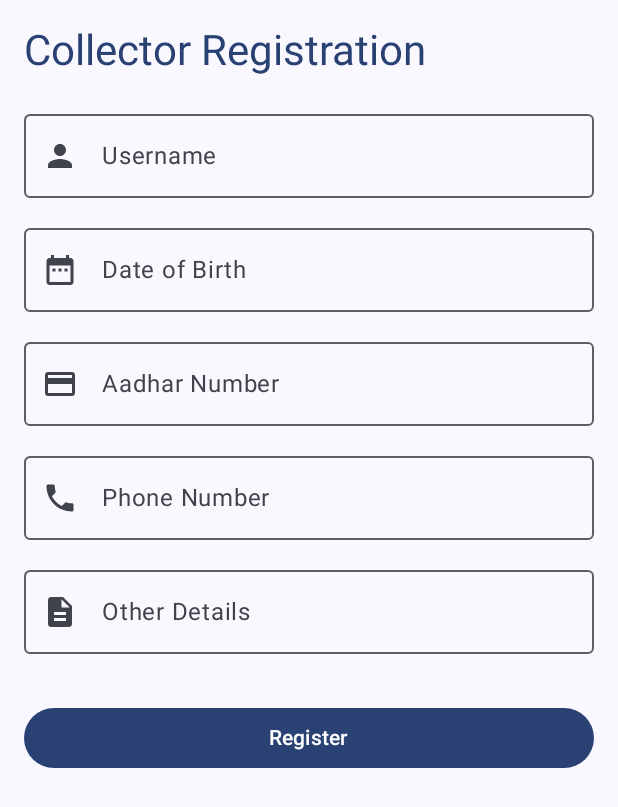
After one commit to Jaswanth994/Plastic-Radar, an Android app built with Jetpack Compose: the CollectorDetailsScreen screen opened through its navigation route, on a phone screen of 412 x 824 dp. The commit adds this screen. Shown: the top 807 px of the screen. Run offline under Robolectric (Android 15) with nearby library versions, the light colour scheme and no system bars; our stand-ins replace Firebase (no records; nobody signed in at launch, a user with empty details on screens opened directly), accompanist.

Commit message:
Added Edit option in Profile.. and fixed bug in Loc\ation

```diff
--- a/app/build.gradle.kts
+++ b/app/build.gradle.kts
@@ -67,6 +67,7 @@ dependencies {
     implementation(libs.firebase.database)
     implementation(libs.androidx.compose.material3)
     implementation(libs.androidx.constraintlayout)
+    implementation(libs.firebase.storage.ktx)
     testImplementation(libs.junit)
     androidTestImplementation(libs.androidx.junit)
     androidTestImplementation(libs.androidx.espresso.core)
@@ -88,5 +89,7 @@ dependencies {
     implementation (libs.androidx.activity.compose.v172)
 
     implementation (libs.androidx.navigation.compose)
+    implementation (libs.coil.compose)
+    implementation (libs.accompanist.permissions)
 
 }
--- a/app/src/main/java/com/example/plastic_radar/AppNavigation.kt
+++ b/app/src/main/java/com/example/plastic_radar/AppNavigation.kt
@@ -7,8 +7,12 @@ import androidx.navigation.compose.rememberNavController
 import com.example.plastic_radar.homescreen.HomeScreen
 import com.example.plastic_radar.Profile.ChangeCountryScreen
 import com.example.plastic_radar.Profile.ComingSoonScreen
+import com.example.plastic_radar.Profile.EditProfileImageScreen
+import com.example.plastic_radar.Profile.EditProfileScreen
 import com.example.plastic_radar.Profile.ProfileScreen
 import com.example.plastic_radar.Profile.ScrapOrderHistoryScreen
+import com.example.plastic_radar.collectorscreen.CollectorDetailsScreen
+import com.example.plastic_radar.collectorscreen.CollectorScreen
 import com.google.firebase.Firebase
 import com.google.firebase.auth.auth
 
@@ -72,5 +76,17 @@ fun AppNavigation() {
                 navController.navigateUp()
             })
         }
+
+        composable(Routes.CollectorDetailsScreen){
+            CollectorDetailsScreen(navController)
+        }
+
+        composable(Routes.EditProfileScreen){
+            EditProfileScreen(navController)
+        }
+
+        composable(Routes.EditProfileImageScreen){
+            EditProfileImageScreen(navController)
+        }
     }
 }
--- a/app/src/main/java/com/example/plastic_radar/Routes.kt
+++ b/app/src/main/java/com/example/plastic_radar/Routes.kt
@@ -10,4 +10,7 @@ object Routes {
     var onboardingScreen = "onboarding_screen"
     var ScrapOrderHistoryScreen = "scrap_order_history_screen"
     var ComingSoonScreen = "coming_soon_screen"
+    var CollectorDetailsScreen = "collector_details_screen"
+    var EditProfileScreen = "edit_profile_screen"
+    var EditProfileImageScreen = "edit_profile_image_screen"
 }
--- /dev/null
+++ b/app/src/main/java/com/example/plastic_radar/collectorscreen/CollectorDetailsScreen.kt
@@ -0,0 +1,196 @@
+package com.example.plastic_radar.collectorscreen
+import androidx.compose.foundation.background
+import androidx.compose.foundation.layout.*
+import androidx.compose.foundation.text.KeyboardActions
+import androidx.compose.foundation.text.KeyboardOptions
+import androidx.compose.material.icons.Icons
+import androidx.compose.material.icons.filled.CreditCard
+import androidx.compose.material.icons.filled.DateRange
+import androidx.compose.material.icons.filled.Description
+import androidx.compose.material.icons.filled.Person
+import androidx.compose.material.icons.filled.Phone
+import androidx.compose.material3.*
+//import androidx.compose.material3.icons.Icons
+//import androidx.compose.material3.icons.filled.*
+import androidx.compose.runtime.*
+import androidx.compose.ui.Alignment
+import androidx.compose.ui.Modifier
+import androidx.compose.ui.text.input.ImeAction
+import androidx.compose.ui.unit.dp
+import androidx.compose.ui.tooling.preview.Preview
+import androidx.compose.ui.text.input.KeyboardType
+import androidx.compose.ui.text.input.TextFieldValue
+import androidx.navigation.NavHostController
+import androidx.navigation.compose.rememberNavController
+import com.google.firebase.auth.FirebaseAuth
+import com.google.firebase.firestore.FirebaseFirestore
+import kotlinx.coroutines.delay
+
+@Composable
+fun CollectorDetailsScreen(navController: NavHostController) {
+    var username by remember { mutableStateOf(TextFieldValue()) }
+    var dob by remember { mutableStateOf(TextFieldValue()) }
+    var aadharNum by remember { mutableStateOf(TextFieldValue()) }
+    var phoneNum by remember { mutableStateOf(TextFieldValue()) }
+    var otherDetails by remember { mutableStateOf(TextFieldValue()) }
+
+    var usernameError by remember { mutableStateOf(false) }
+    var dobError by remember { mutableStateOf(false) }
+    var aadharNumError by remember { mutableStateOf(false) }
+    var phoneNumError by remember { mutableStateOf(false) }
+    var registrationSuccess by remember { mutableStateOf(false) }
+
+    // Firestore instance
+    val db = FirebaseFirestore.getInstance()
+    val currentUserUid = FirebaseAuth.getInstance().currentUser?.uid
+
+    Column(
+        modifier = Modifier
+            .fillMaxSize()
+            .padding(16.dp)
+            .background(MaterialTheme.colorScheme.background),
+        verticalArrangement = Arrangement.Top
+    ) {
+        // Header
+        Text(
+            text = "Collector Registration",
+            style = MaterialTheme.typography.headlineMedium,
+            modifier = Modifier
+                .fillMaxWidth()
+                .padding(bottom = 16.dp),
+            color = MaterialTheme.colorScheme.primary
+        )
+
+        // Form Fields
+        OutlinedTextField(
+            value = username,
+            onValueChange = {
+                username = it
+                usernameError = it.text.isEmpty()
+            },
+            label = { Text("Username") },
+            leadingIcon = { Icon(Icons.Filled.Person, contentDescription = "Username Icon") },
+            isError = usernameError,
+            keyboardOptions = KeyboardOptions.Default.copy(imeAction = ImeAction.Next),
+            modifier = Modifier.fillMaxWidth().padding(bottom = 12.dp)
+        )
+        if (usernameError) {
+            Text("Please enter a username", color = MaterialTheme.colorScheme.error)
+        }
+
+        OutlinedTextField(
+            value = dob,
+            onValueChange = {
+                dob = it
+                dobError = it.text.isEmpty()
+            },
+            label = { Text("Date of Birth") },
+            leadingIcon = { Icon(Icons.Filled.DateRange, contentDescription = "Date of Birth Icon") },
+            isError = dobError,
+            keyboardOptions = KeyboardOptions.Default.copy(imeAction = ImeAction.Next),
+            modifier = Modifier.fillMaxWidth().padding(bottom = 12.dp)
+        )
+        if (dobError) {
+            Text("Please enter your date of birth", color = MaterialTheme.colorScheme.error)
+        }
+
+        OutlinedTextField(
+            value = aadharNum,
+            onValueChange = {
+                aadharNum = it
+                aadharNumError = it.text.length != 12 || it.text.any { ch -> !ch.isDigit() }
+            },
+            label = { Text("Aadhar Number") },
+            leadingIcon = { Icon(Icons.Filled.CreditCard, contentDescription = "Aadhar Number Icon") },
+            isError = aadharNumError,
+            keyboardOptions = KeyboardOptions.Default.copy(keyboardType = KeyboardType.Number, imeAction = ImeAction.Next),
+            modifier = Modifier.fillMaxWidth().padding(bottom = 12.dp)
+        )
+        if (aadharNumError) {
+            Text("Aadhar number should be 12 digits", color = MaterialTheme.colorScheme.error)
+        }
+
+        OutlinedTextField(
+            value = phoneNum,
+            onValueChange = {
+                phoneNum = it
+                phoneNumError = it.text.length != 10 || it.text.any { ch -> !ch.isDigit() }
+            },
+            label = { Text("Phone Number") },
+            leadingIcon = { Icon(Icons.Filled.Phone, contentDescription = "Phone Number Icon") },
+            isError = phoneNumError,
+            keyboardOptions = KeyboardOptions.Default.copy(keyboardType = KeyboardType.Phone, imeAction = ImeAction.Next),
+            modifier = Modifier.fillMaxWidth().padding(bottom = 12.dp)
+        )
+        if (phoneNumError) {
+            Text("Phone number should be 10 digits", color = MaterialTheme.colorScheme.error)
+        }
+
+        OutlinedTextField(
+            value = otherDetails,
+            onValueChange = { otherDetails = it },
+            label = { Text("Other Details") },
+            leadingIcon = { Icon(Icons.Filled.Description, contentDescription = "Other Details Icon") },
+            keyboardOptions = KeyboardOptions.Default.copy(imeAction = ImeAction.Done),
+            modifier = Modifier.fillMaxWidth().padding(bottom = 16.dp)
+        )
+
+        // Register Button
+        Button(
+            onClick = {
+                usernameError = username.text.isEmpty()
+                dobError = dob.text.isEmpty()
+                aadharNumError = aadharNum.text.length != 12 || aadharNum.text.any { ch -> !ch.isDigit() }
+                phoneNumError = phoneNum.text.length != 10 || phoneNum.text.any { ch -> !ch.isDigit() }
+
+                if (!usernameError && !dobError && !aadharNumError && !phoneNumError) {
+                    val collectorData = hashMapOf(
+                        "username" to username.text,
+                        "dob" to dob.text,
+                        "aadharNum" to aadharNum.text,
+                        "phoneNum" to phoneNum.text,
+                        "otherDetails" to otherDetails.text
+                    )
+
+                    currentUserUid?.let { uid ->
+                        db.collection("collectors")
+                            .document(uid)
+                            .set(collectorData)
+                            .addOnSuccessListener {
+                                registrationSuccess = true
+                                // Navigate to Collector Screen on successful registration
+                                navController.navigate("collector") {
+                                    popUpTo(navController.graph.startDestinationId) {
+                                        inclusive = true
+                                    }
+                                }
+                            }
+                            .addOnFailureListener { e ->
+                                // Handle the error
+                                println("Error adding document: $e")
+                            }
+                    }
+                }
+            },
+            modifier = Modifier
+                .align(Alignment.CenterHorizontally)
+                .fillMaxWidth()
+                .padding(top = 16.dp),
+            colors = ButtonDefaults.buttonColors(containerColor = MaterialTheme.colorScheme.primary)
+        ) {
+            Text("Register", color = MaterialTheme.colorScheme.onPrimary)
+        }
+
+        if (registrationSuccess) {
+            Text(
+                text = "Registration Successful! You are now a Collector !!",
+                color = MaterialTheme.colorScheme.secondary,
+                modifier = Modifier.padding(top = 25.dp)
+            )
+            LaunchedEffect(Unit) {
+                delay(2000)  // Delay for 2 seconds
+                navController.navigate("collector")  // Navigate after delay
+            }
+        }
+    }
+}
--- a/app/src/main/java/com/example/plastic_radar/CollectorScreen.kt
+++ b/app/src/main/java/com/example/plastic_radar/collectorscreen/CollectorScreen.kt
@@ -1,4 +1,4 @@
-package com.example.plastic_radar
+package com.example.plastic_radar.collectorscreen
 
 import android.annotation.SuppressLint
 import androidx.compose.foundation.background
@@ -57,7 +57,7 @@ fun CollectorScreen() {
         scaffoldState = scaffoldState,
         topBar = {
             TopAppBar(
-                title = { Text("Collector Screen") },
+                title = { Text("Welcome Collector !!") },
                 backgroundColor = Color(0xFF6200EE),
                 contentColor = Color.White
             )
--- a/app/src/main/java/com/example/plastic_radar/firbase/getStateFromFirebase.kt
+++ b/app/src/main/java/com/example/plastic_radar/firbase/getStateFromFirebase.kt
@@ -5,7 +5,6 @@ import com.google.firebase.auth.FirebaseAuth
 import com.google.firebase.firestore.FirebaseFirestore
 
 // Function to retrieve selected state from Firestore
-
 fun getStateFromFirebase(onStateRetrieved: (String) -> Unit) {
     val firestore = FirebaseFirestore.getInstance()
     val userId = FirebaseAuth.getInstance().currentUser?.uid ?: return
@@ -16,9 +15,12 @@ fun getStateFromFirebase(onStateRetrieved: (String) -> Unit) {
             if (document != null && document.contains("selectedState")) {
                 val selectedState = document.getString("selectedState")
                 selectedState?.let { onStateRetrieved(it) }
+            } else {
+                onStateRetrieved("Location") // Default or fallback value
             }
         }
         .addOnFailureListener { e ->
             Log.w("Firestore", "Error getting state", e)
+            onStateRetrieved("Location") // Handle error by setting a fallback value
         }
 }
--- a/gradle/libs.versions.toml
+++ b/gradle/libs.versions.toml
@@ -1,7 +1,9 @@
 [versions]
+accompanistPermissions = "0.24.13-rc"
 accompanistSystemuicontroller = "0.27.0"
 activityComposeVersion = "1.7.2"
 agp = "8.5.1"
+coilCompose = "2.1.0"
 firebaseBom = "33.1.2"
 kotlin = "1.9.0"
 coreKtx = "1.13.1"
@@ -22,8 +24,10 @@ navigationCompose = "2.7.7"
 ui = "1.6.8"
 uiToolingPreview = "1.6.8"
 constraintlayout = "2.1.4"
+firebaseStorageKtx = "21.0.0"
 
 [libraries]
+accompanist-permissions = { module = "com.google.accompanist:accompanist-permissions", version.ref = "accompanistPermissions" }
 accompanist-systemuicontroller = { module = "com.google.accompanist:accompanist-systemuicontroller", version.ref = "accompanistSystemuicontroller" }
 androidx-activity-compose-v172 = { module = "androidx.activity:activity-compose", version.ref = "activityComposeVersion" }
 androidx-core-ktx = { group = "androidx.core", name = "core-ktx", version.ref = "coreKtx" }
@@ -31,6 +35,7 @@ androidx-lifecycle-runtime-ktx-v261 = { module = "androidx.lifecycle:lifecycle-r
 androidx-material = { module = "androidx.compose.material:material", version.ref = "materialIconsExtended" }
 androidx-material-icons-extended = { module = "androidx.compose.material:material-icons-extended", version.ref = "materialIconsExtended" }
 androidx-navigation-compose = { module = "androidx.navigation:navigation-compose", version.ref = "navigationCompose" }
+coil-compose = { module = "io.coil-kt:coil-compose", version.ref = "coilCompose" }
 firebase-analytics = { module = "com.google.firebase:firebase-analytics" }
 firebase-bom = { module = "com.google.firebase:firebase-bom", version.ref = "firebaseBom" }
 junit = { group = "junit", name = "junit", version.ref = "junit" }
@@ -53,6 +58,7 @@ androidx-compose-material3 = { group = "androidx.wear.compose", name = "compose-
 ui = { module = "androidx.compose.ui:ui", version.ref = "ui" }
 ui-tooling-preview = { module = "androidx.compose.ui:ui-tooling-preview", version.ref = "uiToolingPreview" }
 androidx-constraintlayout = { group = "androidx.constraintlayout", name = "constraintlayout", version.ref = "constraintlayout" }
+firebase-storage-ktx = { group = "com.google.firebase", name = "firebase-storage-ktx", version.ref = "firebaseStorageKtx" }
 
 [plugins]
 android-application = { id = "com.android.application", version.ref = "agp" }
```
Also changed, not shown: app/src/main/java/com/example/plastic_radar/Profile/EditProfileImageScreen.kt (added, +145 -0 lines), app/src/main/java/com/example/plastic_radar/Profile/EditProfileScreen.kt (added, +123 -0 lines), app/src/main/java/com/example/plastic_radar/Profile/ProfileScreen.kt (+43 -8 lines), app/src/main/java/com/example/plastic_radar/firbase/saveStateToFirebase.kt (+5 -2 lines), app/src/main/java/com/example/plastic_radar/homescreen/BottomNavigationBar.kt (+29 -1 lines), app/src/main/java/com/example/plastic_radar/homescreen/TitleSection.kt (+13 -16 lines).
